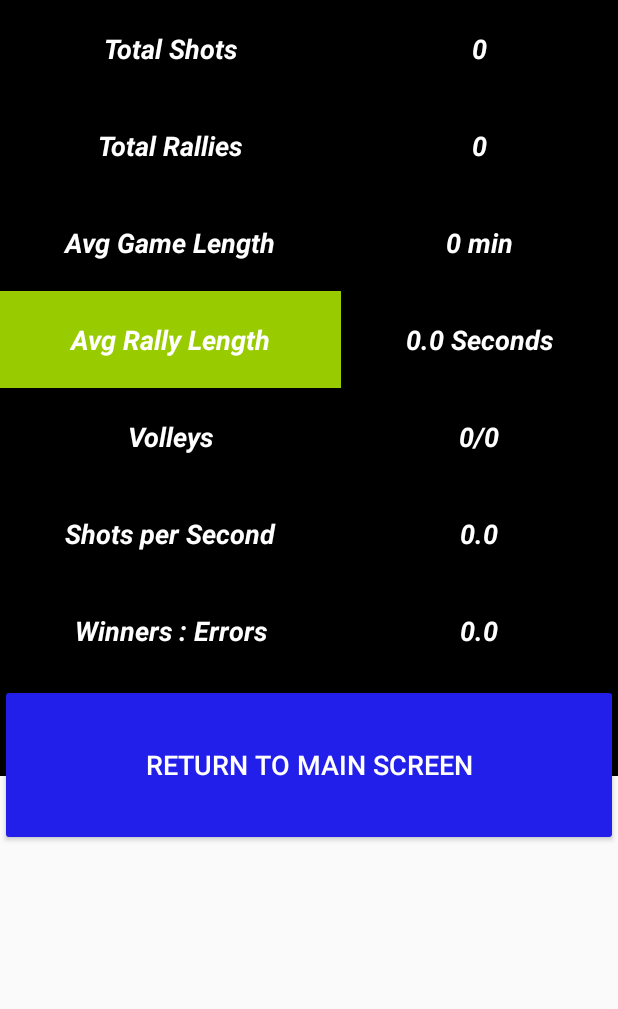
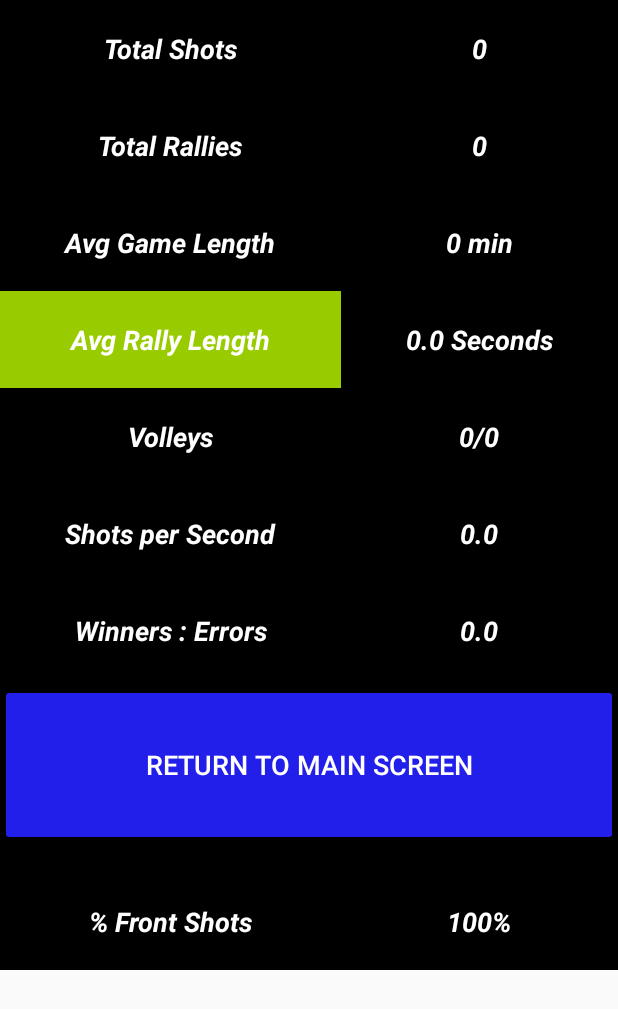
Before and after one commit to OsamaSaleh289/Squash-Video-Analysis-Project, an Android app: the statistics_tracker screen opened directly, with no data from a screen before it, on a phone screen of 412 x 824 dp. Shown: the top 1009 px of the screen. Run offline under Robolectric (Android 15) with nearby library versions, the phone set to English and light mode, and no system bars; 8 statements that could not run were skipped.

```diff
--- a/app/src/main/java/com/example/osama/videoanalysis/shot_middle.java
+++ b/app/src/main/java/com/example/osama/videoanalysis/shot_middle.java
@@ -18,7 +18,7 @@ public class shot_middle extends AppCompatActivity {
 
     public void onTypeSelect(View view){
         Button confirm = (Button) findViewById(R.id.confirm2);
-        confirm.setAlpha((float) 1);
+        //confirm.setAlpha((float) 1);
 
 
 
@@ -96,7 +96,7 @@ public class shot_middle extends AppCompatActivity {
         currShot = (MainActivity.Shot)  bundle.get("shotObject");
         currRally = (MainActivity.Rally) bundle.get("rallyObject");
         if (currShot.isServe()){
-            Button serveButton = (Button) findViewById(R.id.let_stroke);
+            Button serveButton = (Button) findViewById(R.id.volleyShot);
             serveButton.setText("Volley Return");
 
 
--- a/app/src/main/java/com/example/osama/videoanalysis/statistics_tracker.java
+++ b/app/src/main/java/com/example/osama/videoanalysis/statistics_tracker.java
@@ -19,6 +19,9 @@ public class statistics_tracker extends AppCompatActivity {
     float shotsPerSecond;
     float winnerError;
     public int testValue = 0;
+    float frontShotsPerc = 0;
+    float middleShotsPerc = 0;
+    float backShotsPerc = 0;
 
     @Override
     protected void onCreate(Bundle savedInstanceState) {
@@ -32,6 +35,10 @@ public class statistics_tracker extends AppCompatActivity {
         TextView avgRallyLengthValue = (TextView) findViewById(R.id.avgRallyLengthValue);
         TextView shotsPerSecondValue = (TextView) findViewById(R.id.avgShotSecValue);
         TextView winnerErrorValue = (TextView) findViewById(R.id.winnersErrorsRatioValue);
+        TextView frontPercValue = (TextView) findViewById(R.id.frontShotsPercentage);
+
+        TextView midPercValue = (TextView) findViewById(R.id.middleShotsPercentage);
+        TextView backPercValue = (TextView) findViewById(R.id.backShotsPercentage);
 
         intent = getIntent();
         Bundle bundle = intent.getBundleExtra("information");
@@ -42,11 +49,14 @@ public class statistics_tracker extends AppCompatActivity {
         //shotsPerSecond = (float) bundle.getSerializable("shotsPerSecond");
         winnerError = (float) bundle.getSerializable("winnerError");
 
+
         totalShotsValue.setText(String.valueOf(rallyLength));
         totalRalliesValue.setText(String.valueOf(totalRallies));
         avgRallyLengthValue.setText(String.valueOf(avgRallyLength) + " Seconds");
-        Log.i("WinnersToErrors", String.valueOf(winnerError));
         winnerErrorValue.setText(String.valueOf(winnerError));
+        frontPercValue.setText(String.valueOf((float)bundle.getSerializable("frontPercentage")) + "%");
+        midPercValue.setText(String.valueOf((float)bundle.getSerializable("middlePercentage")) + "%");
+        backPercValue.setText(String.valueOf((float)bundle.getSerializable("backPercentage")) + "%");
 
 
 
--- a/app/src/main/res/layout/activity_shot_details.xml
+++ b/app/src/main/res/layout/activity_shot_details.xml
@@ -61,12 +61,12 @@
         android:id="@+id/button5"
         android:layout_width="fill_parent"
         android:layout_height="wrap_content"
+        android:layout_alignParentStart="true"
         android:layout_alignParentBottom="true"
-        android:layout_alignParentStart="true"
         android:layout_marginBottom="12dp"
         android:background="@android:color/holo_blue_bright"
         android:fontFamily="sans-serif"
-        android:onClick="onConfirmClick"
+        android:onClick="onTypeSelect"
         android:tag="cancel"
         android:text="Cancel" />
 
--- a/app/src/main/res/layout/activity_statistics_tracker.xml
+++ b/app/src/main/res/layout/activity_statistics_tracker.xml
@@ -277,6 +277,66 @@
 
             </TableRow>
 
+            <TableRow
+                android:layout_width="fill_parent"
+                android:layout_height="wrap_content"
+                android:gravity="center_horizontal">
+
+                <TextView
+                    android:id="@+id/middleShotsPercentage"
+                    android:layout_weight="0"
+                    android:background="#000000"
+                    android:gravity="center"
+                    android:padding="20dip"
+                    android:text="% Front Shots"
+                    android:textColor="#FFFFFF"
+                    android:textSize="18sp"
+                    android:textStyle="bold|italic" />
+
+                <TextView
+                    android:id="@+id/middleShotsPercentageValue"
+                    android:layout_weight="0"
+                    android:background="#000000"
+                    android:gravity="center"
+                    android:padding="20dip"
+                    android:text="100%"
+                    android:textColor="#FFFFFF"
+                    android:textSize="18sp"
+                    android:textStyle="bold|italic" />
+
+
+            </TableRow>
+
+            <TableRow
+                android:layout_width="fill_parent"
+                android:layout_height="wrap_content"
+                android:gravity="center_horizontal">
+
+                <TextView
+                    android:id="@+id/backShotsPercentage"
+                    android:layout_weight="0"
+                    android:background="#000000"
+                    android:gravity="center"
+                    android:padding="20dip"
+                    android:text="% Front Shots"
+                    android:textColor="#FFFFFF"
+                    android:textSize="18sp"
+                    android:textStyle="bold|italic" />
+
+                <TextView
+                    android:id="@+id/ShotsPercentageValue"
+                    android:layout_weight="0"
+                    android:background="#000000"
+                    android:gravity="center"
+                    android:padding="20dip"
+                    android:text="100%"
+                    android:textColor="#FFFFFF"
+                    android:textSize="18sp"
+                    android:textStyle="bold|italic" />
+
+
+            </TableRow>
+
 
         </TableLayout>
     </ScrollView>
--- a/build.gradle
+++ b/build.gradle
@@ -1,4 +1,6 @@
-// Top-level build file where you can add configuration options common to all sub-projects/modules.
+ext {
+    var = '26.0.2'
+}// Top-level build file where you can add configuration options common to all sub-projects/modules.
 
 buildscript {
 
--- a/gradle.properties
+++ b/gradle.properties
@@ -11,8 +11,10 @@
 # The setting is particularly useful for tweaking memory settings.
 android.enableJetifier=true
 android.useAndroidX=true
+org.gradle.daemon=true
+org.gradle.parallel=true
 org.gradle.jvmargs=-Xmx1536m
-
+#com.android.build.gradle.overridePathCheck=true
 # When configured, Gradle will run in incubating parallel mode.
 # This option should only be used with decoupled projects. More details, visit
 # http://www.gradle.org/docs/current/userguide/multi_project_builds.html#sec:decoupled_projects
```
Also changed, not shown: app/build.gradle (+11 -8 lines), app/src/main/java/com/example/osama/videoanalysis/MainActivity.java (+23 -11 lines), app/src/main/res/layout/activity_main.xml (line endings or trailing spaces), gradle/wrapper/gradle-wrapper.properties.
